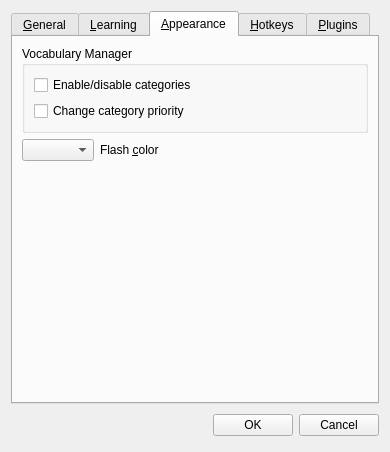
Qt form source/settingsdialog.ui (martin-kudlicka/vocabulary-master) before a commit.
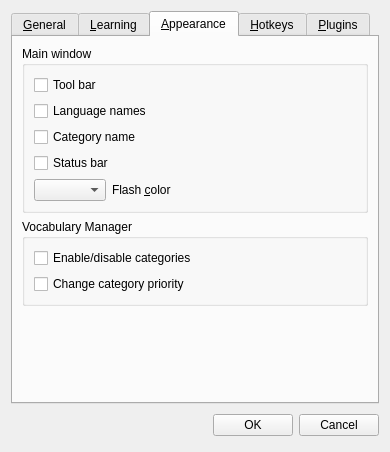
The same form after that commit. The open tabs and pages were chosen to show the change. Custom widgets are drawn as their Qt base class.

Commit message: + show tool-bar option + show language names option + show category name option + show status-bar option

What changed in the file:
```diff
--- a/source/settingsdialog.ui
+++ b/source/settingsdialog.ui
@@ -279,26 +279,37 @@
       </attribute>
       <layout class="QVBoxLayout" name="verticalLayout_5">
        <item>
-        <widget class="QGroupBox" name="groupBox_6">
+        <widget class="QGroupBox" name="groupBox_7">
          <property name="title">
-          <string>Vocabulary Manager</string>
+          <string>Main window</string>
          </property>
-         <layout class="QVBoxLayout" name="verticalLayout_11">
+         <layout class="QVBoxLayout" name="verticalLayout_13">
           <item>
-           <widget class="QCheckBox" name="qcbVocabularyManagerCategoriesEnable">
+           <widget class="QCheckBox" name="qcbMainWindowToolBar">
             <property name="text">
-             <string>Enable/disable categories</string>
+             <string>Tool bar</string>
             </property>
            </widget>
           </item>
           <item>
-           <widget class="QCheckBox" name="qcbVocabularyManagerCategoryPriority">
+           <widget class="QCheckBox" name="qcbMainWindowLanguageNames">
             <property name="text">
-             <string>Change category priority</string>
+             <string>Language names</string>
             </property>
            </widget>
           </item>
-         </layout>
+          <item>
+           <widget class="QCheckBox" name="qcbMainWindowCategoryName">
+            <property name="text">
+             <string>Category name</string>
+            </property>
+           </widget>
+          </item>
+          <item>
+           <widget class="QCheckBox" name="qcbMainWindowStatusBar">
+            <property name="text">
+             <string>Status bar</string>
+            </property>
         </widget>
        </item>
        <item>
@@ -330,6 +341,32 @@
           </widget>
          </item>
         </layout>
+          </item>
+         </layout>
+        </widget>
+       </item>
+       <item>
+        <widget class="QGroupBox" name="groupBox_6">
+         <property name="title">
+          <string>Vocabulary Manager</string>
+         </property>
+         <layout class="QVBoxLayout" name="verticalLayout_11">
+          <item>
+           <widget class="QCheckBox" name="qcbVocabularyManagerCategoriesEnable">
+            <property name="text">
+             <string>Enable/disable categories</string>
+            </property>
+           </widget>
+          </item>
+          <item>
+           <widget class="QCheckBox" name="qcbVocabularyManagerCategoryPriority">
+            <property name="text">
+             <string>Change category priority</string>
+            </property>
+           </widget>
+          </item>
+         </layout>
+        </widget>
        </item>
        <item>
         <spacer name="verticalSpacer_3">
```
Lines whose indentation alone changed are shown as unchanged. The commit also changes 4 other files.
